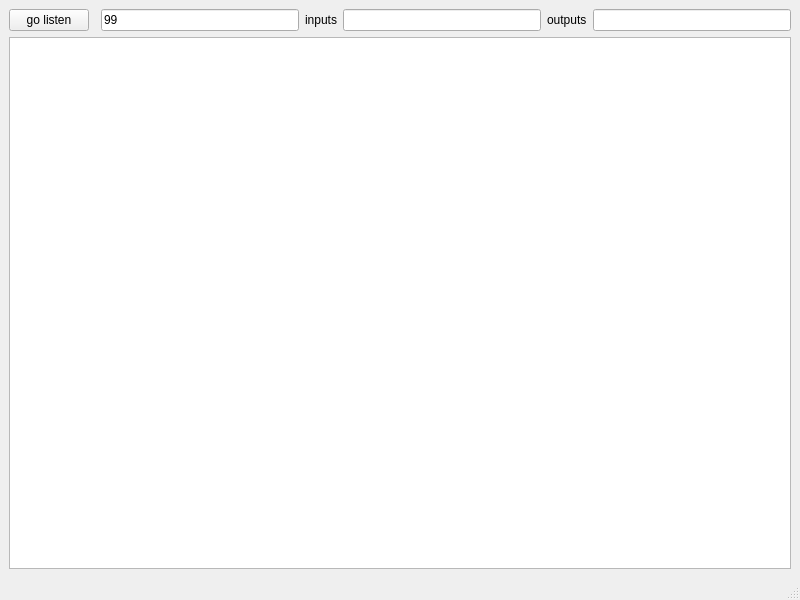
Above: interface/InterfaceWindow.ui from rvinowise/cognitus before the change. Below: the same form after it.
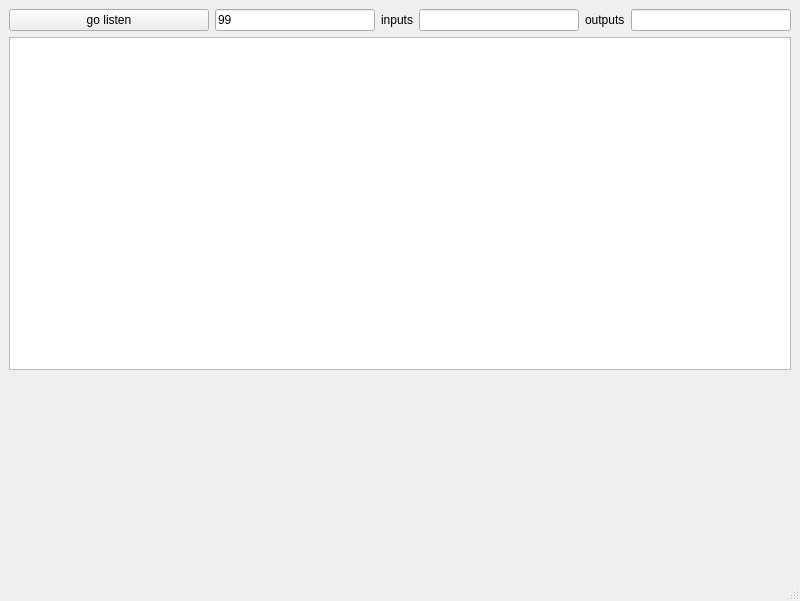
That is the form after the change.

Commit message: RenderingWidget: render architecture

Patch:
```diff
--- a/interface/InterfaceWindow.ui
+++ b/interface/InterfaceWindow.ui
@@ -7,7 +7,7 @@
     <x>0</x>
     <y>0</y>
     <width>800</width>
-    <height>600</height>
+    <height>601</height>
    </rect>
   </property>
   <property name="windowTitle">
@@ -15,19 +15,29 @@
   </property>
   <widget class="QWidget" name="centralwidget">
    <layout class="QGridLayout" name="gridLayout">
-    <item row="0" column="4">
-     <widget class="QLineEdit" name="edInputSize"/>
-    </item>
-    <item row="0" column="6">
-     <widget class="QLineEdit" name="edOutputSize"/>
-    </item>
-    <item row="0" column="3">
+    <item row="0" column="2">
      <widget class="QLabel" name="label">
       <property name="text">
        <string>inputs</string>
       </property>
      </widget>
     </item>
+    <item row="0" column="3">
+     <widget class="QLineEdit" name="edInputSize"/>
+    </item>
+    <item row="0" column="4">
+     <widget class="QLabel" name="label_2">
+      <property name="text">
+       <string>outputs</string>
+      </property>
+     </widget>
+    </item>
+    <item row="1" column="0" colspan="6">
+     <widget class="QPlainTextEdit" name="edLog"/>
+    </item>
+    <item row="0" column="5">
+     <widget class="QLineEdit" name="edOutputSize"/>
+    </item>
     <item row="0" column="0">
      <widget class="QPushButton" name="btnStartListening">
       <property name="text">
@@ -35,22 +45,31 @@
       </property>
      </widget>
     </item>
-    <item row="0" column="2">
+    <item row="0" column="1">
      <widget class="QLineEdit" name="edPort">
       <property name="text">
        <string>99</string>
       </property>
      </widget>
     </item>
-    <item row="0" column="5">
-     <widget class="QLabel" name="label_2">
-      <property name="text">
-       <string>outputs</string>
+    <item row="2" column="0">
+     <layout class="QGridLayout" name="layRendering" columnstretch="0" rowminimumheight="0" columnminimumwidth="0">
+      <property name="leftMargin">
+       <number>100</number>
       </property>
-     </widget>
-    </item>
-    <item row="1" column="0" colspan="7">
-     <widget class="QPlainTextEdit" name="edLog"/>
+      <property name="topMargin">
+       <number>100</number>
+      </property>
+      <property name="rightMargin">
+       <number>100</number>
+      </property>
+      <property name="bottomMargin">
+       <number>100</number>
+      </property>
+      <property name="spacing">
+       <number>10</number>
+      </property>
+     </layout>
     </item>
    </layout>
   </widget>
```
The commit also changes 21 other files.
